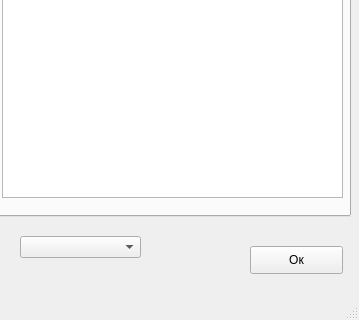
Old version of the form window_subjects.ui in the repository Ostrolistova2/Learning; both pictures show x 0 to 359 and y 244 to 564 of the 359 by 564 pixel window.
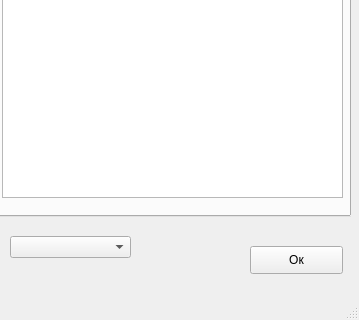
New version of the form.

Patch:
```diff
--- a/window_subjects.ui
+++ b/window_subjects.ui
@@ -79,7 +79,7 @@
    <widget class="QComboBox" name="comboBox">
     <property name="geometry">
      <rect>
-      <x>20</x>
+      <x>10</x>
       <y>480</y>
       <width>121</width>
       <height>22</height>
```
